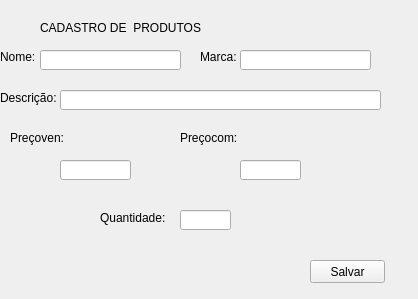
willasantos/Projeto-Matcon, file ui/ui_produtos.ui: the form before one commit.
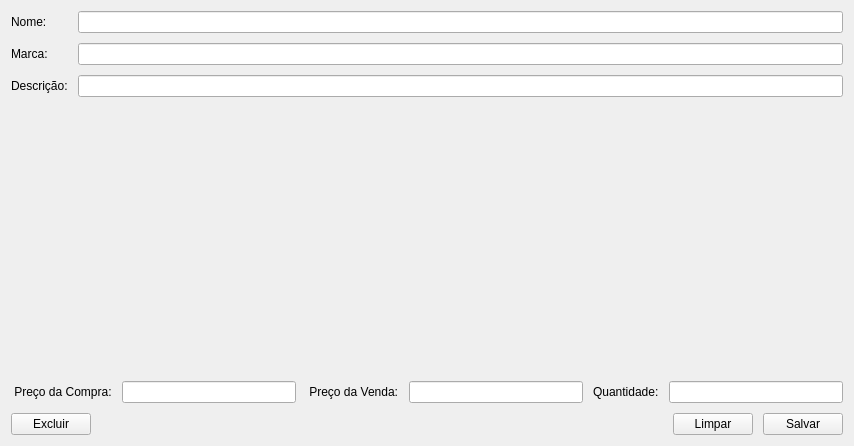
The form after the commit.

```diff
--- a/ui/ui_produtos.ui
+++ b/ui/ui_produtos.ui
@@ -6,190 +6,128 @@
    <rect>
     <x>0</x>
     <y>0</y>
-    <width>418</width>
-    <height>299</height>
+    <width>854</width>
+    <height>446</height>
    </rect>
   </property>
   <property name="windowTitle">
    <string>Cadastrar Produtos</string>
   </property>
-  <widget class="QLabel" name="label">
-   <property name="geometry">
-    <rect>
-     <x>40</x>
-     <y>20</y>
-     <width>221</width>
-     <height>16</height>
-    </rect>
-   </property>
-   <property name="text">
-    <string>CADASTRO DE  PRODUTOS</string>
-   </property>
-  </widget>
-  <widget class="QLabel" name="nome">
-   <property name="geometry">
-    <rect>
-     <x>0</x>
-     <y>50</y>
-     <width>47</width>
-     <height>13</height>
-    </rect>
-   </property>
+  <layout class="QVBoxLayout" name="verticalLayout_2">
+   <item>
+    <layout class="QVBoxLayout" name="verticalLayout">
+     <property name="spacing">
+      <number>10</number>
+     </property>
+     <item>
+      <layout class="QFormLayout" name="formLayout">
+       <item row="0" column="0">
+        <widget class="QLabel" name="nomeLabel">
    <property name="text">
     <string>Nome:</string>
    </property>
   </widget>
-  <widget class="QLabel" name="descricao">
-   <property name="geometry">
-    <rect>
-     <x>0</x>
-     <y>90</y>
-     <width>61</width>
-     <height>16</height>
-    </rect>
-   </property>
-   <property name="text">
-    <string>Descrição:</string>
-   </property>
-  </widget>
-  <widget class="QLabel" name="marca">
-   <property name="geometry">
-    <rect>
-     <x>200</x>
-     <y>50</y>
-     <width>47</width>
-     <height>13</height>
-    </rect>
-   </property>
+       </item>
+       <item row="1" column="0">
+        <widget class="QLabel" name="marcaLabel">
    <property name="text">
     <string>Marca:</string>
    </property>
   </widget>
-  <widget class="QLabel" name="precocom">
-   <property name="geometry">
-    <rect>
-     <x>180</x>
-     <y>130</y>
-     <width>61</width>
-     <height>16</height>
-    </rect>
-   </property>
+       </item>
+       <item row="0" column="1">
+        <widget class="QLineEdit" name="nome"/>
+       </item>
+       <item row="1" column="1">
+        <widget class="QLineEdit" name="marca"/>
+       </item>
+       <item row="2" column="0">
+        <widget class="QLabel" name="descricaoLabel">
    <property name="text">
-    <string>Preçocom:</string>
-   </property>
-  </widget>
-  <widget class="QLabel" name="precoven">
-   <property name="geometry">
-    <rect>
-     <x>10</x>
-     <y>130</y>
-     <width>61</width>
-     <height>16</height>
-    </rect>
-   </property>
-   <property name="text">
-    <string>Preçoven:</string>
-   </property>
-  </widget>
-  <widget class="QLabel" name="quantidade">
-   <property name="geometry">
-    <rect>
-     <x>100</x>
-     <y>210</y>
-     <width>71</width>
-     <height>16</height>
-    </rect>
-   </property>
+          <string>Descrição:</string>
+         </property>
+        </widget>
+       </item>
+       <item row="2" column="1">
+        <widget class="QLineEdit" name="descricao"/>
+       </item>
+      </layout>
+     </item>
+     <item>
+      <layout class="QGridLayout" name="gridLayout">
+       <item row="0" column="3">
+        <widget class="QLineEdit" name="precoven"/>
+       </item>
+       <item row="0" column="4">
+        <widget class="QLabel" name="quantidadeLabel">
    <property name="text">
     <string>Quantidade:</string>
    </property>
   </widget>
-  <widget class="QLineEdit" name="lineEdit">
-   <property name="geometry">
-    <rect>
-     <x>40</x>
-     <y>50</y>
-     <width>141</width>
-     <height>20</height>
-    </rect>
-   </property>
-  </widget>
-  <widget class="QLineEdit" name="lineEdit_2">
-   <property name="geometry">
-    <rect>
-     <x>240</x>
-     <y>50</y>
-     <width>131</width>
-     <height>20</height>
-    </rect>
-   </property>
-  </widget>
-  <widget class="QLineEdit" name="lineEdit_3">
-   <property name="geometry">
-    <rect>
-     <x>60</x>
-     <y>90</y>
-     <width>321</width>
-     <height>20</height>
-    </rect>
-   </property>
-  </widget>
-  <widget class="QLineEdit" name="lineEdit_4">
-   <property name="geometry">
-    <rect>
-     <x>240</x>
-     <y>160</y>
-     <width>61</width>
-     <height>20</height>
-    </rect>
-   </property>
-  </widget>
-  <widget class="QLineEdit" name="lineEdit_5">
-   <property name="geometry">
-    <rect>
-     <x>60</x>
-     <y>160</y>
-     <width>71</width>
+       </item>
+       <item row="0" column="0">
+        <widget class="QLabel" name="precocom_Label">
+         <property name="text">
+          <string> Preço da Compra:</string>
+         </property>
+        </widget>
+       </item>
+       <item row="0" column="1">
+        <widget class="QLineEdit" name="precocom"/>
+       </item>
+       <item row="0" column="2">
+        <widget class="QLabel" name="precoven_Label">
+         <property name="text">
+          <string> Preço da Venda:</string>
+         </property>
+        </widget>
+       </item>
+       <item row="0" column="5">
+        <widget class="QLineEdit" name="quantidade"/>
+       </item>
+      </layout>
+     </item>
+     <item>
+      <layout class="QHBoxLayout" name="horizontalLayout">
+       <item>
+        <widget class="QPushButton" name="b_excluir">
+         <property name="text">
+          <string>Excluir</string>
+         </property>
+        </widget>
+       </item>
+       <item>
+        <spacer name="horizontalSpacer">
+         <property name="orientation">
+          <enum>Qt::Horizontal</enum>
+         </property>
+         <property name="sizeHint" stdset="0">
+          <size>
+           <width>40</width>
      <height>20</height>
-    </rect>
-   </property>
-  </widget>
-  <widget class="QLineEdit" name="lineEdit_6">
-   <property name="geometry">
-    <rect>
-     <x>180</x>
-     <y>210</y>
-     <width>51</width>
-     <height>20</height>
-    </rect>
-   </property>
-  </widget>
-  <widget class="QLabel" name="label_2">
-   <property name="geometry">
-    <rect>
-     <x>20</x>
-     <y>259</y>
-     <width>241</width>
-     <height>21</height>
-    </rect>
-   </property>
+          </size>
+         </property>
+        </spacer>
+       </item>
+       <item>
+        <widget class="QPushButton" name="b_limpar">
    <property name="text">
-    <string/>
-   </property>
-  </widget>
+          <string>Limpar</string>
+         </property>
+        </widget>
+       </item>
+       <item>
   <widget class="QPushButton" name="b_salvar">
-   <property name="geometry">
-    <rect>
-     <x>310</x>
-     <y>260</y>
-     <width>75</width>
-     <height>23</height>
-    </rect>
-   </property>
    <property name="text">
     <string>Salvar</string>
    </property>
   </widget>
+       </item>
+      </layout>
+     </item>
+    </layout>
+   </item>
+  </layout>
  </widget>
  <resources/>
  <connections/>
```
Left out of the diff: 4 changed lines with no effect on the pictures. Lines whose indentation alone changed are shown as unchanged.
